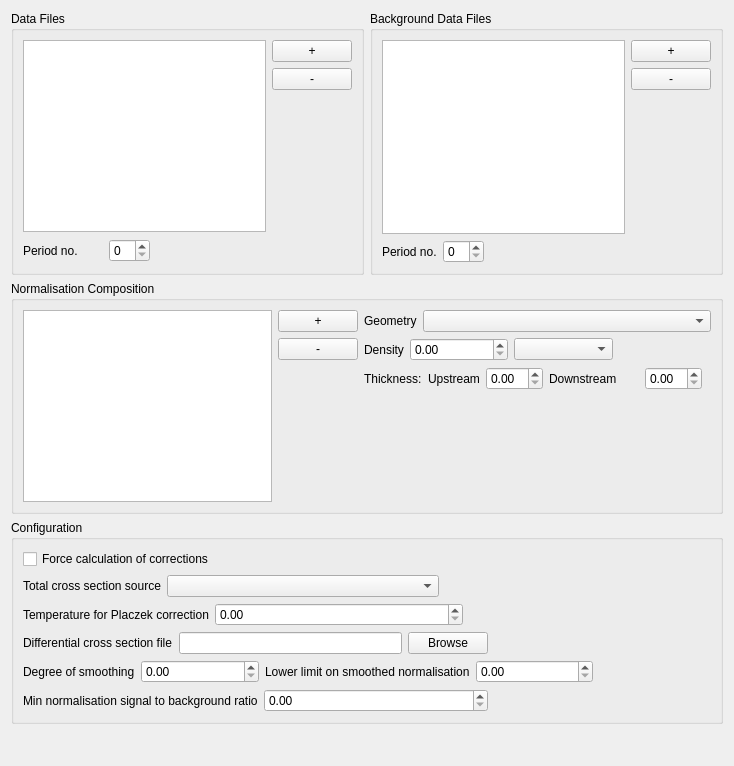
First picture: the form in src/gui/widgets/ui_files/normalisationWidget.ui, repository disorderedmaterials/GudPy, before the edit.
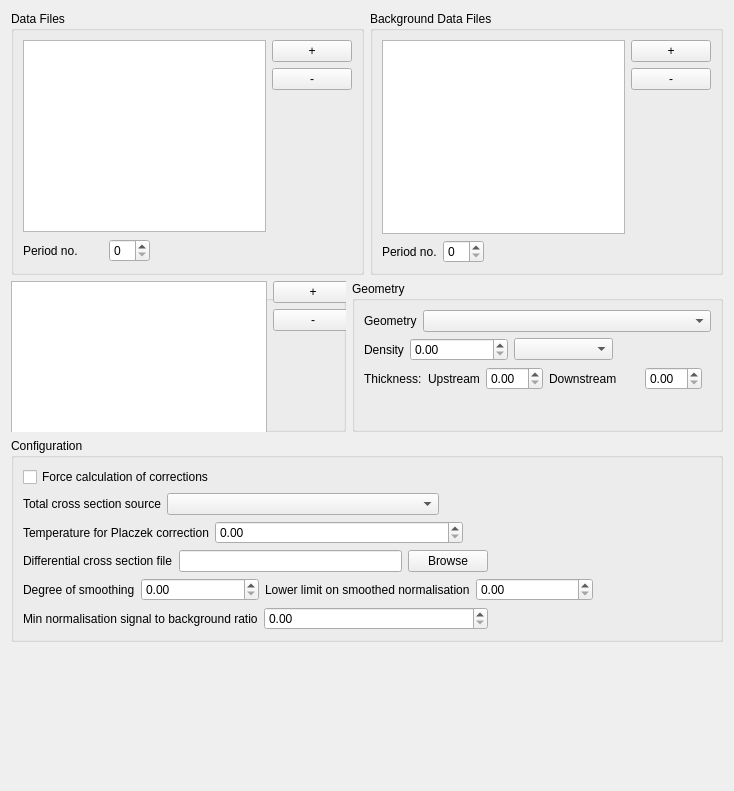
Second picture: the form after the edit. Icons and pictures are not drawn. Custom widgets are drawn as their Qt base class.

Commit message: feat: split geoemtry into its own group box.

Diff of the .ui file:
```diff
--- a/src/gui/widgets/ui_files/normalisationWidget.ui
+++ b/src/gui/widgets/ui_files/normalisationWidget.ui
@@ -7,7 +7,7 @@
     <x>0</x>
     <y>0</y>
     <width>734</width>
-    <height>766</height>
+    <height>791</height>
    </rect>
   </property>
   <property name="windowTitle">
@@ -262,6 +262,8 @@
     </layout>
    </item>
    <item>
+    <layout class="QHBoxLayout" name="horizontalLayout_16">
+     <item>
     <widget class="QGroupBox" name="sampleCompositionGroupBox">
      <property name="sizePolicy">
       <sizepolicy hsizetype="Expanding" vsizetype="Minimum">
@@ -278,8 +280,7 @@
      <property name="title">
       <string>Normalisation Composition</string>
      </property>
-     <layout class="QHBoxLayout" name="horizontalLayout_16">
-      <item>
+       <widget class="QWidget" name="">
        <layout class="QHBoxLayout" name="horizontalLayout_10">
         <item>
          <widget class="CompositionTable" name="normalisationCompositionTable">
@@ -362,9 +363,15 @@
          </layout>
         </item>
        </layout>
+       </widget>
+      </widget>
       </item>
       <item>
-       <layout class="QVBoxLayout" name="verticalLayout_6" stretch="0,0,0,10">
+      <widget class="QGroupBox" name="geometryGroupBox">
+       <property name="title">
+        <string>Geometry</string>
+       </property>
+       <layout class="QVBoxLayout" name="verticalLayout_6">
         <item>
          <layout class="QHBoxLayout" name="horizontalLayout_8">
           <item>
@@ -674,15 +681,15 @@
           <property name="sizeHint" stdset="0">
            <size>
             <width>20</width>
-            <height>40</height>
+            <height>30</height>
            </size>
           </property>
          </spacer>
         </item>
        </layout>
-      </item>
-     </layout>
-    </widget>
+      </widget>
+     </item>
+    </layout>
    </item>
    <item>
     <widget class="QGroupBox" name="configuationGroupBox">
```
Left out of the diff: 9 changed lines with no effect on the pictures. Lines whose indentation alone changed are shown as unchanged.
